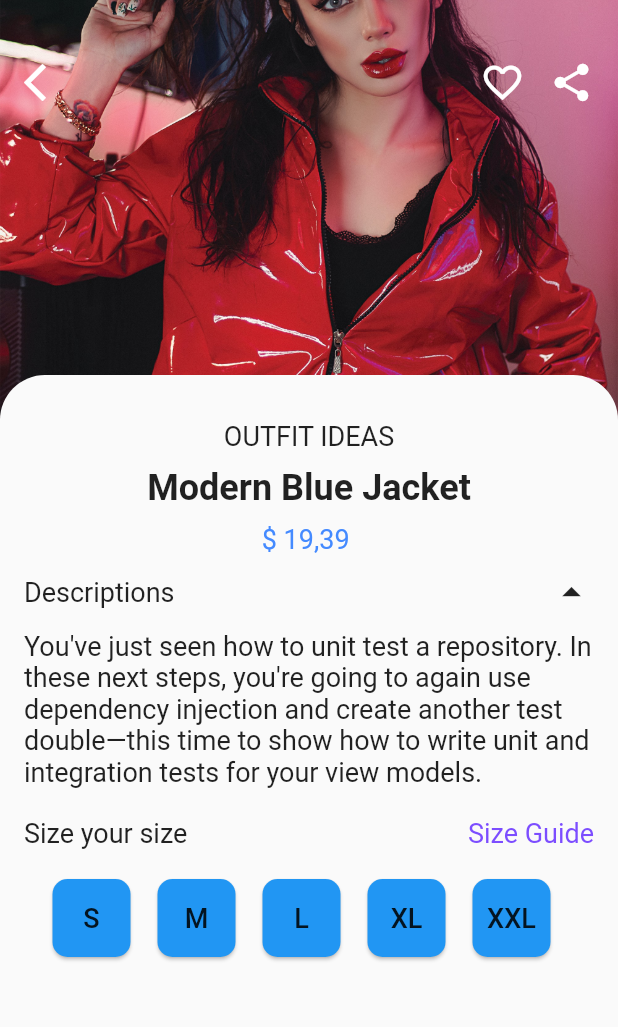
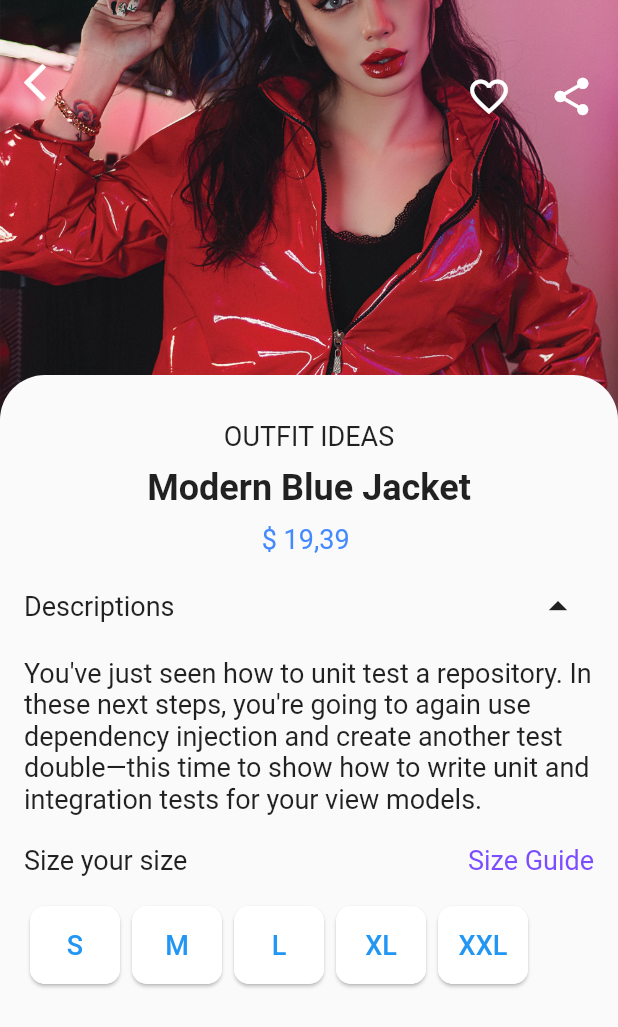
Before and after one commit to ChoChoHtet/flutter-fashion-tootkit, a Flutter app: the DetailPage screen opened directly, on a phone screen of 412 x 824 dp. Shown: the top 1027 px of the screen. Run offline on Flutter 3.47's test engine with Material 2 defaults, Android fonts, the phone set to English and light mode, and no system bars; missing offline and left inert: floating_navbar.

Commit message:
add animation in detail page

```diff
--- a/lib/detail_page.dart
+++ b/lib/detail_page.dart
@@ -1,7 +1,42 @@
 import 'package:flutter/material.dart';
+import 'package:futter_fanshion_ui/explicit_collapse_animation.dart';
+import 'package:futter_fanshion_ui/explicit_favorite_animation.dart';
 import 'package:futter_fanshion_ui/item_size_view.dart';
+import 'package:futter_fanshion_ui/size_vo.dart';
 
-class DetailPage extends StatelessWidget {
+class DetailPage extends StatefulWidget {
+  const DetailPage({Key? key}) : super(key: key);
+
+  @override
+  State<DetailPage> createState() => _DetailPageState();
+}
+
+class _DetailPageState extends State<DetailPage> {
+  bool changeBackground = false;
+  bool collapseText = false;
+  final List<SizeVO> sizeList = [
+    SizeVO(
+      name: "S",
+      isSelected: false,
+    ),
+    SizeVO(
+      name: "M",
+      isSelected: false,
+    ),
+    SizeVO(
+      name: "L",
+      isSelected: false,
+    ),
+    SizeVO(
+      name: "XL",
+      isSelected: false,
+    ),
+    SizeVO(
+      name: "XXL",
+      isSelected: false,
+    )
+  ];
+
   @override
   Widget build(BuildContext context) {
     return Scaffold(
@@ -23,14 +58,17 @@ class DetailPage extends StatelessWidget {
                         fit: BoxFit.cover,
                       ),
                     ),
-                    const Align(
+                    Align(
                       alignment: Alignment.topLeft,
                       child: Padding(
-                        padding: EdgeInsets.only(top: 40, left: 16),
-                        child: Icon(
+                        padding: const EdgeInsets.only(top: 40, left: 16),
+                        child: InkWell(
+                          onTap: () => Navigator.pop(context),
+                          child: const Icon(
                             Icons.arrow_back_ios,
                             size: 30,
                             color: Colors.white,
+                          ),
                         ),
                       ),
                     ),
@@ -41,11 +79,7 @@ class DetailPage extends StatelessWidget {
                         child: Row(
                           mainAxisSize: MainAxisSize.min,
                           children: const [
-                            Icon(
-                              Icons.favorite_border_outlined,
-                              size: 30,
-                              color: Colors.white,
-                            ),
+                            ExplicitFavoriteAnimation(),
                             SizedBox(
                               width: 16,
                             ),
@@ -82,73 +116,91 @@ class DetailPage extends StatelessWidget {
               decoration:
                   BoxDecoration(borderRadius: BorderRadius.circular(16)),
               child: Column(
-                children:  [
+                children: [
                   const Text(
                     "OUTFIT IDEAS",
                     style: TextStyle(fontSize: 18),
                   ),
-                  const SizedBox(height: 10,),
+                  const SizedBox(
+                    height: 10,
+                  ),
                   const Text(
                     "Modern Blue Jacket",
-                    style: TextStyle(
-                      fontSize: 24,
-                      fontWeight: FontWeight.bold
+                    style: TextStyle(fontSize: 24, fontWeight: FontWeight.bold),
                   ),
+                  const SizedBox(
+                    height: 10,
                   ),
-                  const SizedBox(height: 10,),
                   const Text(
                     "\$ 19,39 ",
-                    style: TextStyle(fontSize: 18,color: Colors.blueAccent),
+                    style: TextStyle(fontSize: 18, color: Colors.blueAccent),
                   ),
-                  const SizedBox(height: 10,),
+                  const SizedBox(
+                    height: 10,
+                  ),
                   Row(
                     children: [
                       const Text(
                         "Descriptions",
                         style: TextStyle(fontSize: 18),
                       ),
-                      Spacer(),
-                      Icon(
-                        Icons.arrow_drop_up_outlined,
-                        size: 30,
-                      )
+                      const Spacer(),
+                      ExplicitCollapseAnimation(onTapCollapse: (){
+                        collapseText =!collapseText ;
+                        setState((){
+                        });
+
+                      },)
                     ],
                   ),
-                  const SizedBox(height: 10,),
-                  Container(
-                    child:  const Text(
+                  const SizedBox(
+                    height: 10,
+                  ),
+                  AnimatedSize(
+                    duration: kAnimationCollapse,
+                    child: AnimatedContainer(
+                      duration: kAnimationCollapse,
+                      height: collapseText ? 0 : null,
+                      child: const Text(
                         "You've just seen how to unit test a repository. In these next steps, you're going to again use dependency injection and create another test double—this time to show how to write unit and integration tests for your view models.",
                         style: TextStyle(fontSize: 18),
                       ),
                     ),
-                  const SizedBox(height: 20,),
+                  ),
+                  const SizedBox(
+                    height: 20,
+                  ),
                   Row(
-                    children: [
-                      const Text(
+                    children: const [
+                      Text(
                         "Size your size",
                         style: TextStyle(fontSize: 18),
                       ),
                       Spacer(),
-                      const Text(
+                      Text(
                         "Size Guide",
-                        style: TextStyle(fontSize: 18 , color: Colors.deepPurpleAccent),
+                        style: TextStyle(
+                            fontSize: 18, color: Colors.deepPurpleAccent),
                       )
                     ],
                   ),
-                  const SizedBox(height: 16,),
-                  Wrap(
-                    children: [
-                      ItemSizeView(label: "S"),
-                      SizedBox(width: 10,),
-                      ItemSizeView(label: "M"),
-                      SizedBox(width: 10,),
-                      ItemSizeView(label: "L"),
-                      SizedBox(width: 10,),
-                      ItemSizeView(label: "XL"),
-                      SizedBox(width: 10,),
-                      ItemSizeView(label: "XXL"),
-                      SizedBox(width: 10,),
-                    ],
+                  const SizedBox(
+                    height: 16,
+                  ),
+                  SizedBox(
+                    height: 60,
+                    child: ListView.builder(
+                        scrollDirection: Axis.horizontal,
+                        itemCount: sizeList.length,
+                        itemBuilder: (context, index) => ItemSizeView(
+                            label: sizeList[index].name ?? "",
+                            changeBackground:
+                                sizeList[index].isSelected ?? false,
+                            onTapSize: () {
+                              sizeList[index].isSelected =
+                                  !(sizeList[index].isSelected ?? false);
+                              setState(() {});
+                            })),
                   )
                 ],
               ),
--- /dev/null
+++ b/lib/explicit_collapse_animation.dart
@@ -0,0 +1,59 @@
+import 'package:flutter/material.dart';
+
+const kAnimationCollapse = Duration(seconds: 1);
+class ExplicitCollapseAnimation extends StatefulWidget{
+  const ExplicitCollapseAnimation({Key? key, required this.onTapCollapse}) : super(key: key);
+  final VoidCallback onTapCollapse ;
+
+  @override
+  State<ExplicitCollapseAnimation> createState() => _ExplicitCollapseAnimationState();
+}
+
+class _ExplicitCollapseAnimationState extends State<ExplicitCollapseAnimation> with TickerProviderStateMixin {
+  bool isAnimationComplete = false;
+  late AnimationController _controller;
+  late Animation<double> _rotateAnimation;
+  bool collapseText =  false;
+
+  @override
+  void initState() {
+    super.initState();
+    _controller = AnimationController(duration: kAnimationCollapse, vsync: this);
+
+    _rotateAnimation = Tween<double>(begin: 0,end: 0.5).animate(_controller.view);
+
+    _controller.addStatusListener((status) {
+      isAnimationComplete = (AnimationStatus.completed == status);
+    });
+  }
+
+  @override
+  Widget build(BuildContext context) {
+    return AnimatedBuilder(
+      animation: _controller.view,
+      builder: (context, _) => RotationTransition(
+        turns: _rotateAnimation,
+        child: IconButton(
+          onPressed: () {
+            widget.onTapCollapse() ;
+            if (isAnimationComplete) {
+              _controller.reverse();
+            } else {
+              _controller.forward();
+            }
+          },
+          icon: const Icon(
+            Icons.arrow_drop_up_outlined,
+            size: 30,
+          ),
+        ),
+      ),
+    );
+  }
+
+  @override
+  void dispose() {
+    _controller.dispose();
+    super.dispose();
+  }
+}
--- /dev/null
+++ b/lib/explicit_favorite_animation.dart
@@ -0,0 +1,62 @@
+import 'package:flutter/material.dart';
+
+const kAnimationFav = Duration(seconds: 1);
+class ExplicitFavoriteAnimation extends StatefulWidget{
+  const ExplicitFavoriteAnimation({Key? key}) : super(key: key);
+
+  @override
+  State<ExplicitFavoriteAnimation> createState() => _ExplicitFavoriteAnimationState();
+}
+
+class _ExplicitFavoriteAnimationState extends State<ExplicitFavoriteAnimation> with TickerProviderStateMixin {
+  bool isAnimationComplete = false;
+  late AnimationController _controller;
+  late Animation<Color?> _colorAnimation;
+  late Animation<double> _rotateAnimation;
+
+  @override
+  void initState() {
+    super.initState();
+    _controller = AnimationController(duration: kAnimationFav, vsync: this);
+    _colorAnimation = ColorTween(begin: Colors.white, end: Colors.blue)
+        .animate(_controller.view);
+
+
+    _rotateAnimation = Tween<double>(begin: 0,end: 1).animate(_controller.view);
+
+    _controller.addStatusListener((status) {
+      isAnimationComplete = (AnimationStatus.completed == status);
+    });
+  }
+
+  @override
+  Widget build(BuildContext context) {
+    return AnimatedBuilder(
+      animation: _controller.view,
+      builder: (context, _) => RotationTransition(
+        turns: _rotateAnimation,
+        child: IconButton(
+          onPressed: () {
+            if (isAnimationComplete) {
+              _controller.reverse();
+            } else {
+              _controller.forward();
+            }
+            //_controller.repeat();
+          },
+          icon: Icon(
+            Icons.favorite_border_outlined,
+            size: 30,
+            color: _colorAnimation.value,
+          ),
+        ),
+      ),
+    );
+  }
+
+  @override
+  void dispose() {
+    _controller.dispose();
+    super.dispose();
+  }
+}
--- a/lib/item_size_view.dart
+++ b/lib/item_size_view.dart
@@ -1,29 +1,42 @@
 import 'package:flutter/material.dart';
 
+const kAnimationDuration = Duration(milliseconds: 500);
 class ItemSizeView extends StatelessWidget {
   final String label;
-  final Color backgroundColor;
+  final bool changeBackground;
+  final VoidCallback onTapSize;
 
   const ItemSizeView({
     Key? key,
     required this.label,
-    this.backgroundColor = Colors.blue,
+    required this.changeBackground,
+    required this.onTapSize
   }) : super(key: key);
   @override
   Widget build(BuildContext context) {
-    return SizedBox(
-      width: 60,
-      height: 60,
-      child: Card(
-        color: backgroundColor,
+    return InkWell(
+      onTap: onTapSize,
+      child:Card(
         shape: RoundedRectangleBorder(
           borderRadius: BorderRadius.circular(10),
         ),
-        child: Center(
-          child: Text(
-            label,
-            style: const TextStyle(fontSize: 18, fontWeight: FontWeight.w500),
-          )
+        child: AnimatedContainer(
+          duration: kAnimationDuration,
+          width: 60,
+          height: 60,
+          decoration: BoxDecoration(
+            color: changeBackground ? Colors.blue : Colors.white,
+            borderRadius: BorderRadius.circular(10)
+          ),
+          child: Center(
+              child: Text(
+                label,
+                style:  TextStyle(
+                  color: changeBackground ? Colors.white : Colors.blue,
+                  fontSize: 18,
+                  fontWeight: FontWeight.w500,
+                ),
+              )),
         ),
       ),
     );
--- /dev/null
+++ b/lib/size_vo.dart
@@ -0,0 +1,9 @@
+class SizeVO {
+  String? name;
+  bool? isSelected = false;
+
+  SizeVO({
+    this.name,
+    this.isSelected,
+  });
+}
```
Lines whose indentation alone changed are shown as unchanged.
